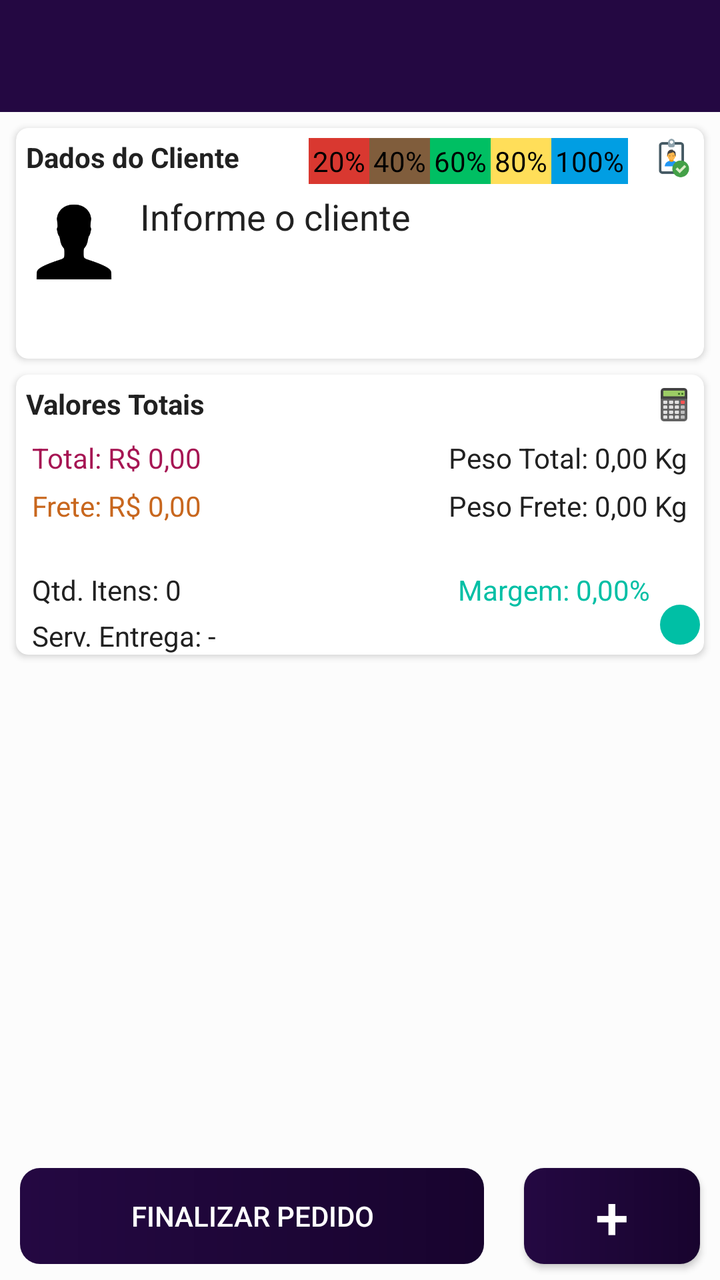
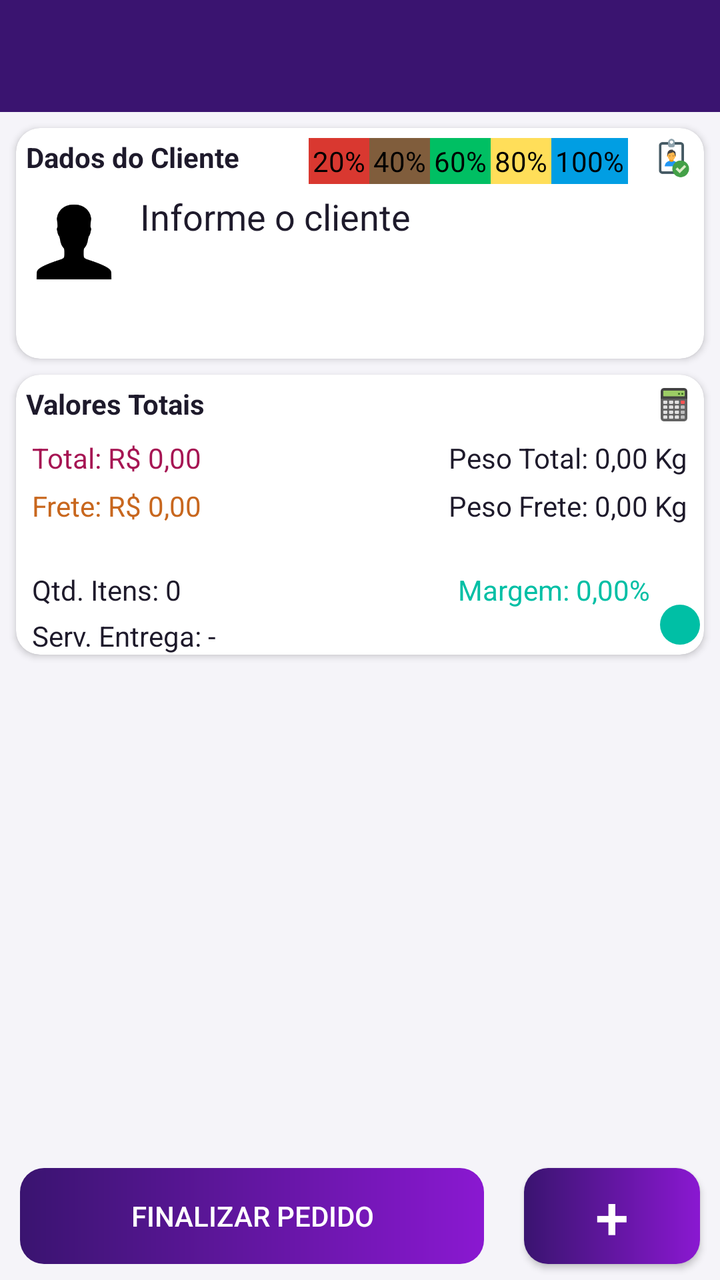

Screens rendered from an Android XML layout before and after an edit, with the pre-edit source and the edit as a unified diff.
<!-- AndroidManifest.xml: application theme AppTheme -->
<!-- res/layout/activity_pedidos_lancamento.xml -->
<?xml version="1.0" encoding="utf-8"?>
<androidx.constraintlayout.widget.ConstraintLayout xmlns:android="http://schemas.android.com/apk/res/android"
    xmlns:app="http://schemas.android.com/apk/res-auto"
    xmlns:tools="http://schemas.android.com/tools"
    android:background="@color/ligthgrayline"
    android:layout_width="match_parent"
    android:layout_height="match_parent"
    tools:context=".Pedidos_LancamentoActivity">

    <com.google.android.material.appbar.AppBarLayout
        android:id="@+id/ped_lanc_appbar"
        android:layout_width="0dp"
        android:layout_height="wrap_content"
        android:theme="@style/AppTheme.AppBarOverlay"
        app:elevation="0dp"
        app:layout_constraintEnd_toEndOf="parent"
        app:layout_constraintStart_toStartOf="parent"
        app:layout_constraintTop_toTopOf="parent">

        <View
            android:id="@+id/ped_lanc_status_bar_bg"
            android:layout_width="match_parent"
            android:layout_height="0dp"
            android:background="@color/primary_dark" />

        <androidx.appcompat.widget.Toolbar
            android:id="@+id/ped_lanc_toolbar"
            android:layout_width="match_parent"
            android:layout_height="?attr/actionBarSize"
            android:background="?attr/colorPrimary"
            app:popupTheme="@style/AppTheme.PopupOverlay"
            app:titleTextColor="@android:color/white"
            app:subtitleTextColor="@android:color/white" />

    </com.google.android.material.appbar.AppBarLayout>

    <androidx.cardview.widget.CardView
        android:id="@+id/ped_lanc_cardCliente"
        android:layout_width="match_parent"
        android:layout_height="wrap_content"
        android:layout_marginStart="8dp"
        android:layout_marginTop="8dp"
        android:layout_marginEnd="8dp"
        android:clickable="true"
        app:cardCornerRadius="6dp"
        app:cardElevation="2dp"
        app:layout_constraintEnd_toEndOf="parent"
        app:layout_constraintStart_toStartOf="parent"
        app:layout_constraintTop_toBottomOf="@id/ped_lanc_appbar">

        <androidx.constraintlayout.widget.ConstraintLayout
            android:layout_width="match_parent"
            android:layout_height="match_parent">

            <ImageView
                android:id="@+id/imageView5"
                android:layout_width="20dp"
                android:layout_height="20dp"
                android:layout_marginTop="5dp"
                android:layout_marginEnd="5dp"
                android:scaleType="centerCrop"
                android:src="@drawable/ic_card_dadoscliente"
                app:layout_constraintEnd_toEndOf="parent"
                app:layout_constraintTop_toTopOf="parent" />

            <TextView
                android:id="@+id/textView23"
                android:layout_width="wrap_content"
                android:layout_height="wrap_content"
                android:layout_marginStart="5dp"
                android:layout_marginTop="5dp"
                android:text="Dados do Cliente"
                android:textColor="@color/primary_text"
                android:textStyle="bold"
                app:layout_constraintStart_toStartOf="parent"
                app:layout_constraintTop_toTopOf="parent" />

            <LinearLayout
                android:id="@+id/ActivityPedidosLancamento_LayoutVendaPerfeita"
                android:layout_width="wrap_content"
                android:layout_height="match_parent"
                android:layout_marginTop="5dp"
                android:layout_marginEnd="8dp"
                android:orientation="horizontal"
                app:layout_constraintEnd_toStartOf="@id/ped_lanc_numOrc"
                app:layout_constraintTop_toTopOf="parent">

                <TextView
                    android:id="@+id/ActivityPedidosLancamento_VendaPerfeitaConversao"
                    android:layout_width="wrap_content"
                    android:layout_height="wrap_content"
                    android:layout_weight="1"
                    android:background="#D93830"
                    android:padding="2dp"
                    android:text="20%"
                    android:textColor="#000" />

                <TextView
                    android:id="@+id/ActivityPedidosLancamento_VendaPerfeitaSKU"
                    android:layout_width="wrap_content"
                    android:layout_height="wrap_content"
                    android:layout_weight="1"
                    android:background="#805D3C"
                    android:padding="2dp"
                    android:text="40%"
                    android:textColor="#000" />

                <TextView
                    android:id="@+id/ActivityPedidosLancamento_VendaPerfeitaTicket"
                    android:layout_width="wrap_content"
                    android:layout_height="wrap_content"
                    android:layout_weight="1"
                    android:background="#00BF63"
                    android:padding="2dp"
                    android:text="60%"
                    android:textColor="#000" />

                <TextView
                    android:id="@+id/ActivityPedidosLancamento_VendaPerfeitaDesconto"
                    android:layout_width="wrap_content"
                    android:layout_height="wrap_content"
                    android:layout_weight="1"
                    android:background="#FFDE59"
                    android:padding="2dp"
                    android:text="80%"
                    android:textColor="#000" />

                <TextView
                    android:id="@+id/ActivityPedidosLancamento_VendaPerfeitaEntrega"
                    android:layout_width="wrap_content"
                    android:layout_height="wrap_content"
                    android:layout_weight="1"
                    android:background="#019EE3"
                    android:padding="2dp"
                    android:text="100%"
                    android:textColor="#000" />

            </LinearLayout>

            <TextView
                android:id="@+id/ped_lanc_numOrc"
                android:layout_width="wrap_content"
                android:layout_height="wrap_content"
                android:layout_marginTop="5dp"
                android:layout_marginEnd="5dp"
                android:text=""
                android:textColor="@color/primary_text"
                android:textStyle="bold"
                app:layout_constraintEnd_toStartOf="@+id/imageView5"
                app:layout_constraintTop_toTopOf="parent" />


            <ImageView
                android:id="@+id/ped_lanc_imgCliente"
                android:layout_width="50dp"
                android:layout_height="50dp"
                android:layout_marginStart="4dp"
                android:layout_marginTop="8dp"
                android:src="@drawable/participante"
                app:layout_constraintStart_toStartOf="parent"
                app:layout_constraintTop_toBottomOf="@+id/textView23" />

            <TextView
                android:id="@+id/ped_lanc_txtCliente"
                android:layout_width="0dp"
                android:layout_height="wrap_content"
                android:layout_marginStart="8dp"
                android:layout_marginTop="8dp"
                android:layout_marginEnd="2dp"
                android:text="Informe o cliente"
                android:textColor="@color/primary_text"
                android:textSize="18sp"
                app:layout_constraintEnd_toEndOf="parent"
                app:layout_constraintHorizontal_bias="0.0"
                app:layout_constraintStart_toEndOf="@+id/ped_lanc_imgCliente"
                app:layout_constraintTop_toBottomOf="@+id/textView23" />

            <TextView
                android:id="@+id/ped_lanc_txtCgccpf"
                android:layout_width="wrap_content"
                android:layout_height="wrap_content"
                android:layout_marginStart="8dp"
                android:layout_marginTop="4dp"
                android:text=""
                android:textSize="10sp"
                android:textStyle="bold"
                app:layout_constraintStart_toEndOf="@+id/ped_lanc_imgCliente"
                app:layout_constraintTop_toBottomOf="@+id/ped_lanc_txtCliente" />

            <TextView
                android:id="@+id/ped_lanc_txtEmail"
                android:layout_width="0dp"
                android:layout_height="wrap_content"
                android:layout_marginStart="8dp"
                android:layout_marginTop="4dp"
                android:layout_marginEnd="5dp"
                android:text=""
                android:textSize="10sp"
                app:layout_constraintEnd_toEndOf="parent"
                app:layout_constraintHorizontal_bias="0.0"
                app:layout_constraintStart_toEndOf="@+id/ped_lanc_imgCliente"
                app:layout_constraintTop_toBottomOf="@+id/ped_lanc_txtCgccpf" />

            <TextView
                android:id="@+id/ped_lanc_tctFone"
                android:layout_width="wrap_content"
                android:layout_height="wrap_content"
                android:layout_marginStart="8dp"
                android:layout_marginTop="5dp"
                android:layout_marginBottom="5dp"
                android:text=""
                android:textSize="10sp"
                app:layout_constraintBottom_toBottomOf="parent"
                app:layout_constraintStart_toEndOf="@+id/ped_lanc_imgCliente"
                app:layout_constraintTop_toBottomOf="@+id/ped_lanc_txtEmail" />


        </androidx.constraintlayout.widget.ConstraintLayout>


    </androidx.cardview.widget.CardView>


    <androidx.cardview.widget.CardView
        android:id="@+id/ped_lanc_cardTotal"
        android:layout_width="match_parent"
        android:layout_height="wrap_content"
        android:layout_marginStart="8dp"
        android:layout_marginTop="8dp"
        android:layout_marginEnd="8dp"
        android:clickable="true"
        app:cardCornerRadius="6dp"
        app:cardElevation="2dp"
        app:layout_constraintEnd_toEndOf="parent"
        app:layout_constraintStart_toStartOf="parent"
        app:layout_constraintTop_toBottomOf="@+id/ped_lanc_cardCliente">

        <androidx.constraintlayout.widget.ConstraintLayout
            android:layout_width="match_parent"
            android:layout_height="match_parent">


            <ImageView
                android:id="@+id/adp_ped_indicador2"
                android:layout_width="20dp"
                android:layout_height="20dp"
                android:layout_marginEnd="2dp"
                android:layout_marginBottom="5dp"
                android:src="@drawable/fundo_bt_flutuante"
                app:layout_constraintBottom_toBottomOf="parent"
                app:layout_constraintEnd_toEndOf="parent" />

            <ImageView
                android:layout_width="20dp"
                android:layout_height="20dp"
                android:layout_marginTop="5dp"
                android:layout_marginEnd="5dp"
                android:scaleType="centerCrop"
                android:src="@drawable/ic_card_totais"
                app:layout_constraintEnd_toEndOf="parent"
                app:layout_constraintTop_toTopOf="parent" />

            <TextView
                android:id="@+id/textView24"
                android:layout_width="wrap_content"
                android:layout_height="wrap_content"
                android:layout_marginStart="5dp"
                android:layout_marginTop="5dp"
                android:text="Valores Totais"
                android:textColor="@color/primary_text"
                android:textStyle="bold"
                app:layout_constraintStart_toStartOf="parent"
                app:layout_constraintTop_toTopOf="parent" />

            <TextView
                android:id="@+id/ped_lanc_txtFrete"
                android:layout_width="wrap_content"
                android:layout_height="wrap_content"
                android:layout_marginStart="8dp"
                android:layout_marginTop="5dp"
                android:text="Frete: R$ 0,00"
                android:textColor="@color/laranja"
                android:textSize="14sp"
                app:layout_constraintStart_toStartOf="parent"
                app:layout_constraintTop_toBottomOf="@+id/ped_lanc_txtTotalOrc" />

            <TextView
                android:id="@+id/ped_lanc_txtTotalOrc"
                android:layout_width="wrap_content"
                android:layout_height="wrap_content"
                android:layout_marginStart="8dp"
                android:layout_marginTop="8dp"
                android:text="Total: R$ 0,00"
                android:textColor="@color/roxo"
                android:textSize="14sp"
                app:layout_constraintStart_toStartOf="parent"
                app:layout_constraintTop_toBottomOf="@+id/textView24" />

            <TextView
                android:id="@+id/ped_lanc_txtQtd"
                android:layout_width="wrap_content"
                android:layout_height="wrap_content"
                android:layout_marginStart="8dp"
                android:layout_marginTop="5dp"
                android:layout_marginBottom="5dp"
                android:text="Qtd. Itens: 0"
                android:textColor="@color/primary_text"
                android:textSize="14sp"
                app:layout_constraintBottom_toBottomOf="parent"
                app:layout_constraintStart_toStartOf="parent"
                app:layout_constraintTop_toBottomOf="@+id/ped_lanc_txtFrete" />

            <TextView
                android:id="@+id/ped_lanc_txtServEntrega"
                android:layout_width="wrap_content"
                android:layout_height="wrap_content"
                android:layout_marginStart="8dp"
                android:layout_marginTop="4dp"
                android:text="Serv. Entrega: -"
                android:textColor="@color/primary_text"
                android:textSize="14sp"
                app:layout_constraintStart_toStartOf="parent"
                app:layout_constraintTop_toBottomOf="@id/ped_lanc_txtQtd" />

            <TextView
                android:id="@+id/ped_lanc_txtPeso"
                android:layout_width="wrap_content"
                android:layout_height="wrap_content"
                android:layout_marginStart="8dp"
                android:layout_marginTop="8dp"
                android:layout_marginEnd="8dp"
                android:text="Peso Total: 0,00 Kg"
                android:textColor="@color/primary_text"
                android:textSize="14sp"
                app:layout_constraintEnd_toEndOf="parent"
                app:layout_constraintHorizontal_bias="1.0"
                app:layout_constraintStart_toEndOf="@+id/ped_lanc_txtTotalOrc"
                app:layout_constraintTop_toBottomOf="@+id/textView24" />

            <TextView
                android:id="@+id/ped_lanc_txtPesoFrete"
                android:layout_width="wrap_content"
                android:layout_height="wrap_content"
                android:layout_marginStart="8dp"
                android:layout_marginTop="5dp"
                android:layout_marginEnd="8dp"
                android:text="Peso Frete: 0,00 Kg"
                android:textColor="@color/primary_text"
                android:textSize="14sp"
                app:layout_constraintEnd_toEndOf="parent"
                app:layout_constraintHorizontal_bias="1.0"
                app:layout_constraintStart_toEndOf="@+id/ped_lanc_txtTotalOrc"
                app:layout_constraintTop_toBottomOf="@+id/ped_lanc_txtPeso" />

            <TextView
                android:id="@+id/ped_lanc_txtMargem"
                android:layout_width="wrap_content"
                android:layout_height="wrap_content"
                android:layout_marginStart="8dp"
                android:layout_marginTop="5dp"
                android:layout_marginEnd="5dp"
                android:layout_marginBottom="5dp"
                android:text="Margem: 0,00%"
                android:textColor="@color/green"
                android:textSize="14sp"
                app:layout_constraintBottom_toBottomOf="parent"
                app:layout_constraintEnd_toStartOf="@+id/adp_ped_indicador2"
                app:layout_constraintHorizontal_bias="1.0"
                app:layout_constraintStart_toEndOf="@+id/ped_lanc_txtQtd"
                app:layout_constraintTop_toBottomOf="@+id/ped_lanc_txtPesoFrete" />


        </androidx.constraintlayout.widget.ConstraintLayout>

    </androidx.cardview.widget.CardView>

    <androidx.recyclerview.widget.RecyclerView
        android:id="@+id/ped_lanc_listaItens"
        android:layout_width="match_parent"
        android:layout_height="0dp"
        android:layout_marginTop="8dp"
        android:layout_marginBottom="5dp"
        app:layout_constraintBottom_toTopOf="@+id/ped_lanc_btnSalvar"
        app:layout_constraintEnd_toEndOf="parent"
        app:layout_constraintHorizontal_bias="0.0"
        app:layout_constraintStart_toStartOf="parent"
        app:layout_constraintTop_toBottomOf="@+id/ped_lanc_cardTotal"
        app:layout_constraintVertical_bias="1.0">

    </androidx.recyclerview.widget.RecyclerView>

    <Button
        android:id="@+id/ped_lanc_btnSalvar"
        android:layout_width="0dp"
        android:layout_height="48dp"
        android:layout_marginStart="10dp"
        android:layout_marginEnd="10dp"
        android:layout_marginBottom="8dp"
        android:background="@drawable/backgroudbuttom"
        android:enabled="false"
        android:text="Finalizar Pedido"
        android:textColor="@color/icons"
        app:layout_constraintBottom_toBottomOf="parent"
        app:layout_constraintEnd_toStartOf="@+id/ped_lanc_btnAdcionar"
        app:layout_constraintHorizontal_chainStyle="spread_inside"
        app:layout_constraintStart_toStartOf="parent" />

    <Button
        android:id="@+id/ped_lanc_btnAdcionar"
        android:layout_width="wrap_content"
        android:layout_height="wrap_content"
        android:layout_marginStart="10dp"
        android:layout_marginEnd="10dp"
        android:layout_marginBottom="8dp"
        android:background="@drawable/backgroudbuttom"
        android:text="+"
        android:textColor="@color/icons"
        android:textSize="30sp"
        app:layout_constraintBottom_toBottomOf="parent"
        app:layout_constraintEnd_toEndOf="parent"
        app:layout_constraintStart_toEndOf="@+id/ped_lanc_btnSalvar" />


</androidx.constraintlayout.widget.ConstraintLayout>
<!-- resources referenced by this layout -->
<resources>
  <color name="green">#00bfa5</color>
  <color name="icons">#FFFFFF</color>
  <color name="laranja">#C8671E</color>
  <color name="ligthgrayline">#FCFCFC</color>
  <color name="primary_dark">#18042E</color>
  <color name="primary_text">#212121</color>
  <color name="roxo">#A61553</color>
  <!-- drawable backgroudbuttom (drawable) -->
  <?xml version="1.0" encoding="utf-8"?>
  <shape xmlns:android="http://schemas.android.com/apk/res/android" android:shape="rectangle">
  
      <gradient android:startColor="@color/primary" android:endColor="@color/primary_dark" android:type="linear"/>
  
      <corners android:radius="10dp"/>
  
  </shape>
  <!-- drawable fundo_bt_flutuante (drawable) -->
  <shape android:shape="oval" xmlns:android="http://schemas.android.com/apk/res/android">
      <solid android:color="@color/green"></solid>
  </shape>
  <style name="AppTheme.AppBarOverlay" parent="ThemeOverlay.AppCompat.Dark.ActionBar" />
  <style name="AppTheme.PopupOverlay" parent="ThemeOverlay.AppCompat.Light" />
  <style name="AppTheme" parent="Theme.AppCompat.Light.DarkActionBar">
          
          <item name="colorPrimary">@color/primary</item>
          <item name="colorPrimaryDark">@color/primary_dark</item>
          <item name="colorAccent">@color/accent</item>
          <item name="android:windowOptOutEdgeToEdgeEnforcement" tools:targetApi="35">true</item>
          <item name="windowActionBarOverlay">false</item>
          <item name="android:windowActionBarOverlay">false</item>
          <item name="android:statusBarColor">@color/primary_dark</item>
          <item name="android:windowLightStatusBar" tools:targetApi="23">false</item>
          <item name="android:textColorPrimary">@color/primary_text</item>
          <item name="android:textColorSecondary">@color/secondary_text</item>
          <item name="android:colorControlNormal">@color/secondary_text</item>
          <item name="android:colorControlActivated">@color/primary</item>
          <item name="android:icon">@color/icons</item>
          <item name="android:colorButtonNormal" tools:targetApi="lollipop">@color/primary_dark</item>
          <item name="android:divider">@color/divider</item>
  
  
      </style>
  <color name="primary">#240842</color>
  <color name="accent">#8A18D1</color>
  <color name="secondary_text">#757575</color>
  <color name="divider">#E0E0E0</color>
  <!-- unchanged entries left out for length: 3 -->
</resources>

<!-- the commit's change to res/layout/activity_pedidos_lancamento.xml (unified diff, before → after) -->
@@ -42,7 +42,7 @@
         android:layout_marginTop="8dp"
         android:layout_marginEnd="8dp"
         android:clickable="true"
-        app:cardCornerRadius="6dp"
+        app:cardCornerRadius="12dp"
         app:cardElevation="2dp"
         app:layout_constraintEnd_toEndOf="parent"
         app:layout_constraintStart_toStartOf="parent"
@@ -229,7 +229,7 @@
         android:layout_marginTop="8dp"
         android:layout_marginEnd="8dp"
         android:clickable="true"
-        app:cardCornerRadius="6dp"
+        app:cardCornerRadius="12dp"
         app:cardElevation="2dp"
         app:layout_constraintEnd_toEndOf="parent"
         app:layout_constraintStart_toStartOf="parent"
<!-- resource entries referenced after the edit -->
@@ -3,26 +3,41 @@
   <color name="green">#00bfa5</color>
   <color name="icons">#FFFFFF</color>
   <color name="laranja">#C8671E</color>
-  <color name="ligthgrayline">#FCFCFC</color>
-  <color name="primary_dark">#18042E</color>
-  <color name="primary_text">#212121</color>
+  <color name="ligthgrayline">#F5F4F9</color>
+  <color name="primary_dark">#24094A</color>
+  <color name="primary_text">#1E1A2B</color>
   <color name="roxo">#A61553</color>
   <!-- drawable backgroudbuttom (drawable) -->
   <?xml version="1.0" encoding="utf-8"?>
-  <shape xmlns:android="http://schemas.android.com/apk/res/android" android:shape="rectangle">
-  
-      <gradient android:startColor="@color/primary" android:endColor="@color/primary_dark" android:type="linear"/>
-  
-      <corners android:radius="10dp"/>
-  
-  </shape>
+  <ripple xmlns:android="http://schemas.android.com/apk/res/android"
+      android:color="#33FFFFFF">
+      <item>
+          <shape android:shape="rectangle">
+              <gradient
+                  android:angle="0"
+                  android:endColor="@color/accent"
+                  android:startColor="@color/primary"
+                  android:type="linear" />
+              <corners android:radius="12dp" />
+          </shape>
+      </item>
+  </ripple>
   <!-- drawable fundo_bt_flutuante (drawable) -->
   <shape android:shape="oval" xmlns:android="http://schemas.android.com/apk/res/android">
       <solid android:color="@color/green"></solid>
   </shape>
   <style name="AppTheme.AppBarOverlay" parent="ThemeOverlay.AppCompat.Dark.ActionBar" />
   <style name="AppTheme.PopupOverlay" parent="ThemeOverlay.AppCompat.Light" />
-  <style name="AppTheme" parent="Theme.AppCompat.Light.DarkActionBar">
+  <style name="AppTheme" parent="Theme.MaterialComponents.Light.DarkActionBar.Bridge">
+          
+          <item name="colorSecondary">@color/accent</item>
+          <item name="colorOnSecondary">@color/icons</item>
+          <item name="shapeAppearanceSmallComponent">@style/ShapeAppearance.Fikon.Small</item>
+          <item name="shapeAppearanceMediumComponent">@style/ShapeAppearance.Fikon.Medium</item>
+          <item name="materialButtonStyle">@style/Widget.Fikon.Button</item>
+          <item name="cardViewStyle">@style/Widget.Fikon.CardView</item>
+          <item name="android:textColorHint">@color/secondary_text</item>
+  
           
           <item name="colorPrimary">@color/primary</item>
           <item name="colorPrimaryDark">@color/primary_dark</item>
@@ -42,10 +57,29 @@
   
   
       </style>
-  <color name="primary">#240842</color>
+  <color name="primary">#3A1470</color>
+  <style name="ShapeAppearance.Fikon.Small" parent="ShapeAppearance.MaterialComponents.SmallComponent">
+          <item name="cornerFamily">rounded</item>
+          <item name="cornerSize">12dp</item>
+      </style>
+  <style name="ShapeAppearance.Fikon.Medium" parent="ShapeAppearance.MaterialComponents.MediumComponent">
+          <item name="cornerFamily">rounded</item>
+          <item name="cornerSize">16dp</item>
+      </style>
+  <style name="Widget.Fikon.Button" parent="Widget.MaterialComponents.Button">
+          <item name="cornerRadius">12dp</item>
+          <item name="android:letterSpacing">0.04</item>
+          <item name="android:fontFamily">sans-serif-medium</item>
+      </style>
+  <style name="Widget.Fikon.CardView" parent="CardView">
+          <item name="cardCornerRadius">12dp</item>
+          <item name="cardElevation">2dp</item>
+          <item name="cardBackgroundColor">@color/surface</item>
+      </style>
   <color name="accent">#8A18D1</color>
-  <color name="secondary_text">#757575</color>
-  <color name="divider">#E0E0E0</color>
+  <color name="secondary_text">#6B6680</color>
+  <color name="divider">#E6E3EE</color>
+  <color name="surface">#FFFFFF</color>
   <!-- unchanged entries left out for length: 3 -->
 </resources>
 
